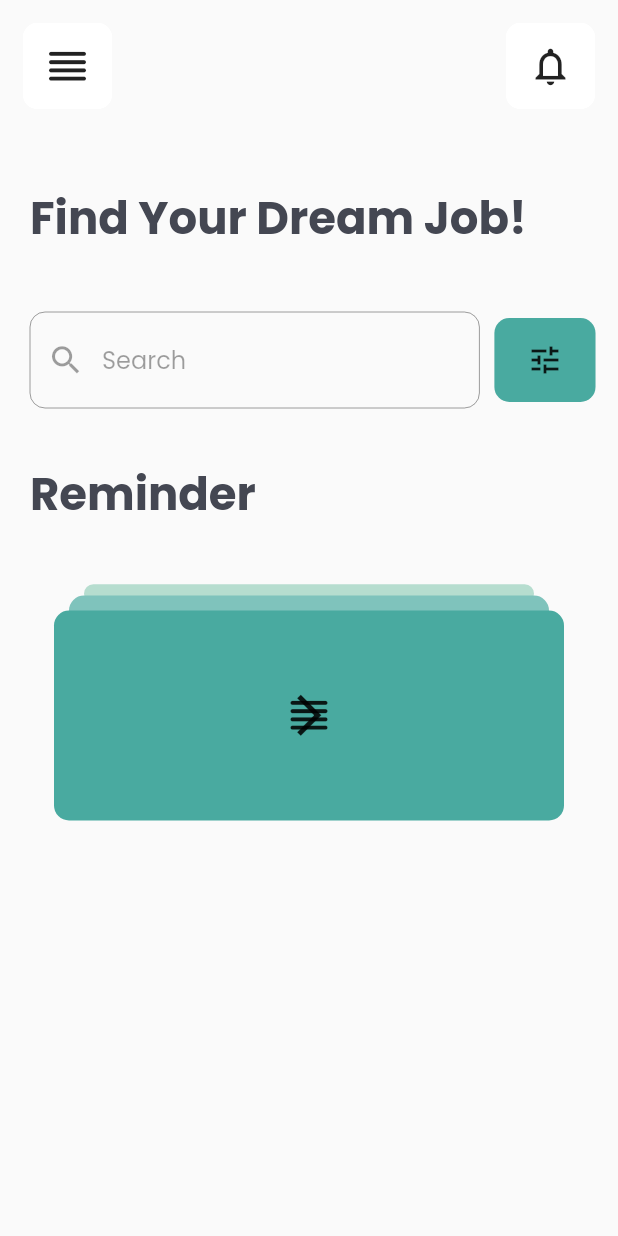
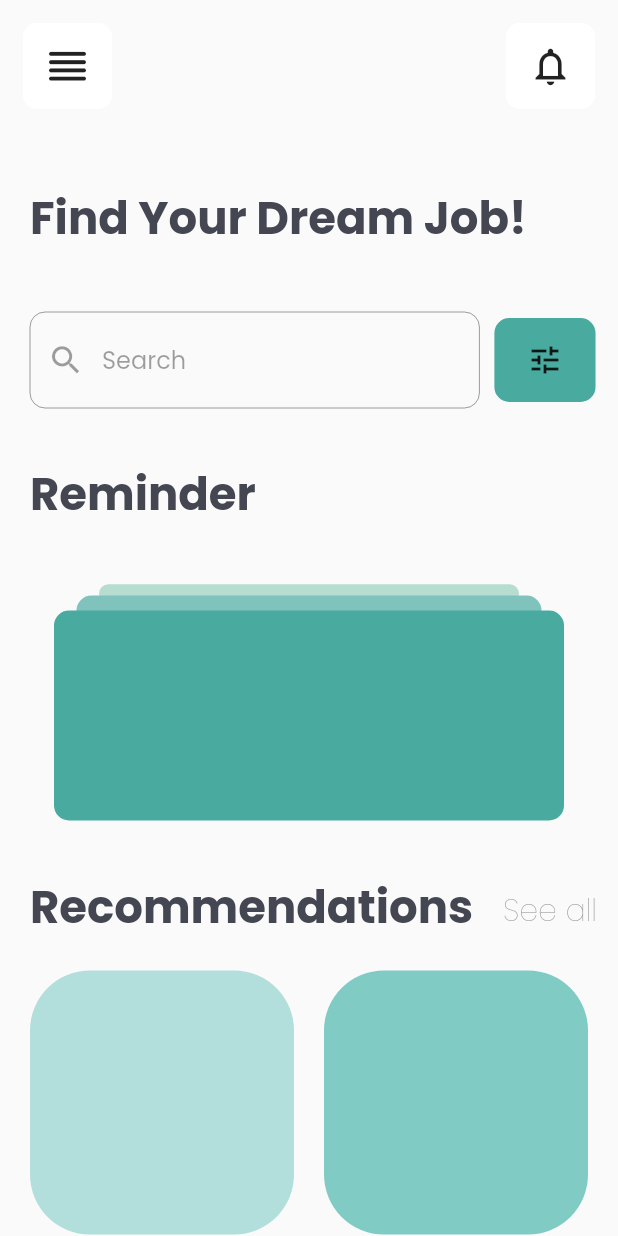
Before and after one commit to Brenolucks/Job-Search-App, a Flutter app: the screen it shows after launch, on a phone screen of 412 x 824 dp. Run offline on Flutter 3.47's test engine with Material 2 defaults, Android fonts, the phone set to English and light mode, and no system bars.

Commit message:
Adding card of reminder and gridView from recommendations

```diff
--- a/lib/pages/home_page.dart
+++ b/lib/pages/home_page.dart
@@ -189,20 +189,22 @@ class HomePage extends StatelessWidget {
               mainAxisAlignment: MainAxisAlignment.center,
               children: [
                 Stack(
+                  clipBehavior: Clip.none,
                   children: <Widget>[
                     //third
                     Container(
-                      width: 300,
+                      width: 280,
                       height: 12.5,
-                      margin: EdgeInsets.fromLTRB(40.0, 2.5, 0.0, 0.0),
+                      margin: EdgeInsets.only(top: 2.5),
                       decoration: BoxDecoration(
                         color: Color.fromRGBO(182, 221, 207, 10),
                         borderRadius: BorderRadius.circular(10),
                       ),
                     ),
-                    //second
-                    Container(
-                      width: 320,
+                    Positioned(
+                      right: -15,
+                      child: Container(
+                        width: 310,
                         height: 25,
                         margin: EdgeInsets.fromLTRB(30.0, 10.0, 0.0, 0.0),
                         decoration: BoxDecoration(
@@ -210,8 +212,10 @@ class HomePage extends StatelessWidget {
                           borderRadius: BorderRadius.circular(10),
                         ),
                       ),
-                    //main
-                    Container(
+                    ),
+                    Positioned(
+                      right: -50,
+                      child: Container(
                         margin: EdgeInsets.symmetric(
                           horizontal: 20.0,
                           vertical: 20.0,
@@ -224,40 +228,86 @@ class HomePage extends StatelessWidget {
                           color: Color.fromRGBO(73, 170, 160, 10),
                           borderRadius: BorderRadius.circular(10),
                         ),
-                      child: Column(
+                      ),
+                    ),
+                  ],
+                ),
+              ],
+            ),
+            SizedBox(
+              height: 180,
+            ),
+            Row(
+              mainAxisAlignment: MainAxisAlignment.spaceBetween,
               children: [
-                          Container(
-                            child: Center(
-                              heightFactor: 0.0,
-                              widthFactor: 0.0,
-                              child: Icon(
-                                Icons.reorder_rounded,
-                                size: 33.0,
-                                color: Colors.grey[650],
+                Padding(
+                  padding: EdgeInsets.symmetric(horizontal: 20.0),
+                  child: Text(
+                    'Recommendations',
+                    style: TextStyle(
+                      fontFamily: 'Poppins',
+                      fontSize: 30,
+                      fontWeight: FontWeight.bold,
+                      color: textColor,
                     ),
                   ),
                 ),
+                Padding(
+                  padding: EdgeInsets.fromLTRB(0.0, 5.0, 20.0, 0.0),
+                  child: Text(
+                    'See all',
+                    style: TextStyle(
+                      fontFamily: 'Poppins',
+                      fontSize: 20,
+                      fontWeight: FontWeight.w100,
+                      color: Colors.grey,
+                    ),
+                  ),
+                ),
+              ],
+            ),
             Container(
-                            child: Center(
-                              heightFactor: 0.0,
-                              widthFactor: 0.0,
-                              child: Icon(
-                                Icons.arrow_forward_ios,
-                                size: 33.0,
-                                color: Colors.grey[650],
+              child: Expanded(
+                child: GridView.count(
+                  padding: const EdgeInsets.symmetric(
+                    horizontal: 20,
+                    vertical: 20,
+                  ),
+                  crossAxisSpacing: 20,
+                  mainAxisSpacing: 20,
+                  crossAxisCount: 2,
+                  children: <Widget>[
+                    Container(
+                      decoration: BoxDecoration(
+                        color: Colors.teal[100],
+                        borderRadius: BorderRadius.circular(40),
+                      ),
+                    ),
+                    Container(
+                      decoration: BoxDecoration(
+                        color: Colors.teal[200],
+                        borderRadius: BorderRadius.circular(40),
+                      ),
+                    ),
+                    Container(
+                      decoration: BoxDecoration(
+                        color: Colors.teal[100],
+                        borderRadius: BorderRadius.circular(40),
+                      ),
+                    ),
+                    Container(
+                      decoration: BoxDecoration(
+                        color: Colors.teal[200],
+                        borderRadius: BorderRadius.circular(40),
+                      ),
+                    ),
+                  ],
                 ),
               ),
             ),
           ],
         ),
       ),
-                  ],
-                ),
-              ],
-            )
-          ],
-        ),
-      ),
     );
   }
 }
```
Lines whose indentation alone changed are shown as unchanged.
